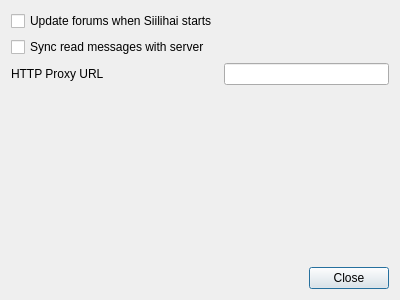
First picture: the form in src/reader/settingsdialog.ui, repository vranki/siilihai-client, before the edit.
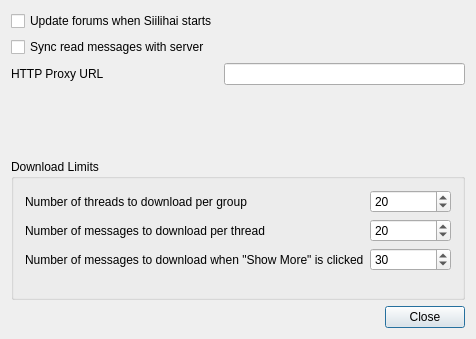
Second picture: the form after the edit.

What changed in the file:
```diff
--- a/src/reader/settingsdialog.ui
+++ b/src/reader/settingsdialog.ui
@@ -6,8 +6,8 @@
    <rect>
     <x>0</x>
     <y>0</y>
-    <width>400</width>
-    <height>300</height>
+    <width>476</width>
+    <height>339</height>
    </rect>
   </property>
   <property name="windowTitle">
@@ -42,6 +42,72 @@
      </item>
     </layout>
    </item>
+   <item>
+    <widget class="QGroupBox" name="groupBox">
+     <property name="title">
+      <string>Download Limits</string>
+     </property>
+     <property name="flat">
+      <bool>false</bool>
+     </property>
+     <layout class="QFormLayout" name="formLayout_2">
+      <item row="0" column="0">
+       <widget class="QLabel" name="label_2">
+        <property name="text">
+         <string>Number of threads to download per group</string>
+        </property>
+       </widget>
+      </item>
+      <item row="1" column="0">
+       <widget class="QLabel" name="label_3">
+        <property name="text">
+         <string>Number of messages to download per thread</string>
+        </property>
+       </widget>
+      </item>
+      <item row="0" column="1">
+       <widget class="QSpinBox" name="threads_per_group">
+        <property name="maximum">
+         <number>200</number>
+        </property>
+        <property name="value">
+         <number>20</number>
+        </property>
+       </widget>
+      </item>
+      <item row="1" column="1">
+       <widget class="QSpinBox" name="messages_per_thread">
+        <property name="maximum">
+         <number>200</number>
+        </property>
+        <property name="value">
+         <number>20</number>
+        </property>
+       </widget>
+      </item>
+      <item row="2" column="0">
+       <widget class="QLabel" name="label_4">
+        <property name="text">
+         <string>Number of messages to download when &quot;Show More&quot; is clicked</string>
+        </property>
+       </widget>
+      </item>
+      <item row="2" column="1">
+       <widget class="QSpinBox" name="show_more_count">
+        <property name="minimum">
+         <number>1</number>
+        </property>
+        <property name="maximum">
+         <number>200</number>
+        </property>
+        <property name="value">
+         <number>30</number>
+        </property>
+       </widget>
+      </item>
+     </layout>
+    </widget>
+   </item>
    <item>
     <layout class="QHBoxLayout" name="horizontalLayout">
      <item>
```
